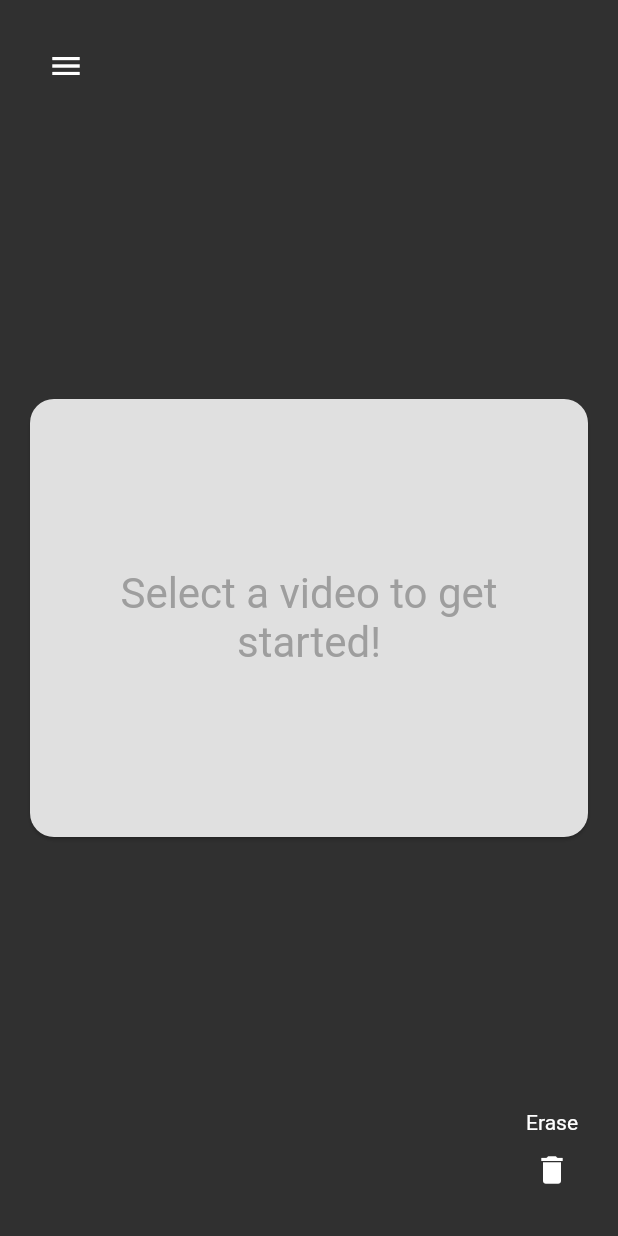
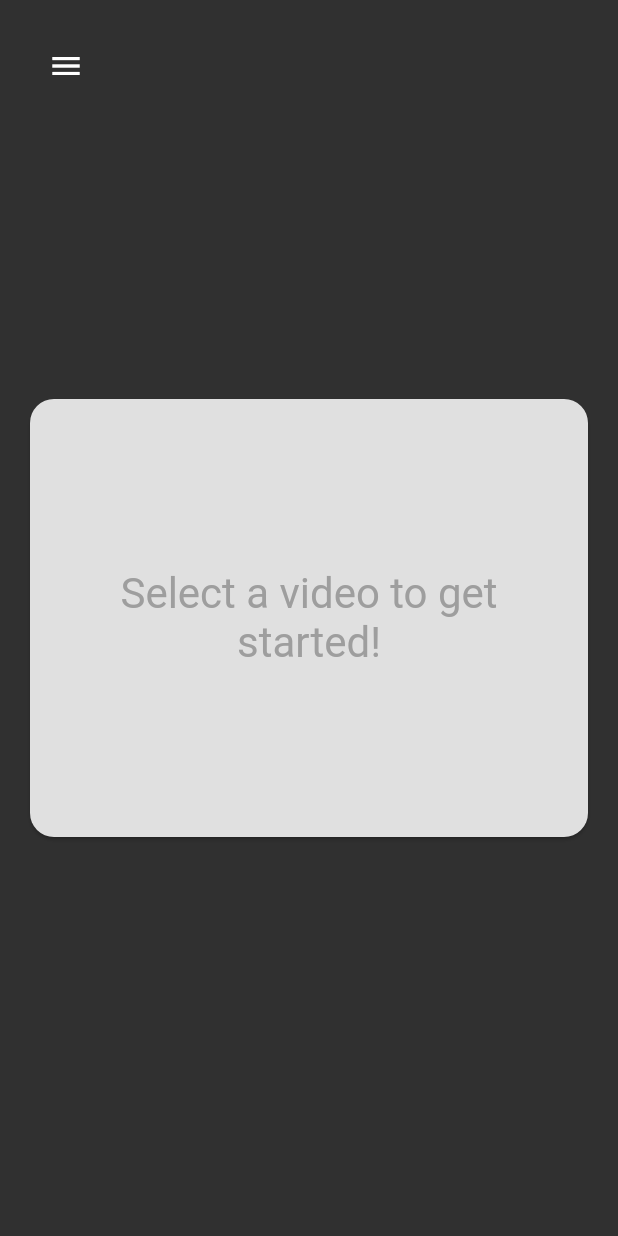
Before and after one commit to DirtbagDrew/golf, a Flutter app: the screen it shows after launch, on a phone screen of 412 x 824 dp. Run offline on Flutter 3.47's test engine with Material 2 defaults, Android fonts, the phone set to English and light mode, and no system bars; our stand-ins replace font_awesome_flutter, image_picker, video_player; Roboto replaces fonts that are missing (Hind).

Commit message:
update yaml

```diff
--- a/lib/pages/VideoPage.dart
+++ b/lib/pages/VideoPage.dart
@@ -91,7 +91,9 @@ class _VideoPageScreenState extends State<VideoPageContent> {
                   },
                 ),
               ),
-              Positioned(
+              _videoString == ''
+                  ? Container()
+                  : Positioned(
                       right: 20,
                       bottom: 20,
                       child: Column(
--- a/pubspec.yaml
+++ b/pubspec.yaml
@@ -47,8 +47,7 @@ flutter:
   uses-material-design: true
 
   # To add assets to your application, add an assets section, like this:
-  assets:
-    - assets/tiger.mp4
+  # assets:
   #  - images/a_dot_burr.jpeg
   #  - images/a_dot_ham.jpeg
 
```
Lines whose indentation alone changed are shown as unchanged.
